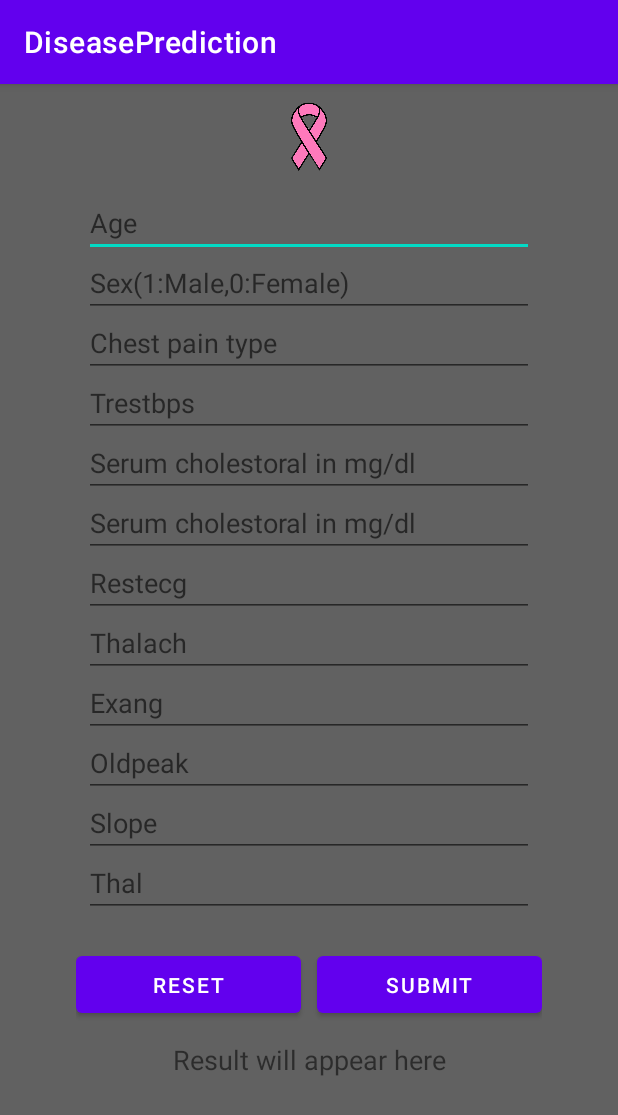
After one commit to patilharss/DiseasePrediction, an Android app: the HeartActivity screen opened directly, with no data from a screen before it, on a phone screen of 412 x 824 dp. The commit adds this screen. Shown: the top 1115 px of the screen. Run offline under Robolectric (Android 15) with nearby library versions, the phone set to English and light mode, and no system bars.

Commit message:
updated ui added heart

```diff
--- a/app/src/main/AndroidManifest.xml
+++ b/app/src/main/AndroidManifest.xml
@@ -9,6 +9,9 @@
         android:roundIcon="@mipmap/ic_launcher_round"
         android:supportsRtl="true"
         android:theme="@style/Theme.DiseasePrediction">
+        <activity
+            android:name=".HeartActivity"
+            android:exported="false" />
         <activity
             android:name=".CancerActivity"
             android:label="Cancer"
--- /dev/null
+++ b/app/src/main/java/com/example/diseaseprediction/HeartActivity.java
@@ -0,0 +1,14 @@
+package com.example.diseaseprediction;
+
+import androidx.appcompat.app.AppCompatActivity;
+
+import android.os.Bundle;
+
+public class HeartActivity extends AppCompatActivity {
+
+    @Override
+    protected void onCreate(Bundle savedInstanceState) {
+        super.onCreate(savedInstanceState);
+        setContentView(R.layout.activity_heart);
+    }
+}
--- a/app/src/main/java/com/example/diseaseprediction/MainActivity.java
+++ b/app/src/main/java/com/example/diseaseprediction/MainActivity.java
@@ -46,18 +46,18 @@ public class MainActivity extends AppCompatActivity {
         pneumoniaButton.setOnClickListener(new View.OnClickListener(){
            @Override
             public void onClick(View v){
-               Intent i = new Intent(getApplicationContext(),Pneumonia.class);
+               Intent i = new Intent(getApplicationContext(),HeartActivity.class);
                startActivity(i);
            }
         });
-
-        maleriaButton.setOnClickListener(new View.OnClickListener(){
-            @Override
-            public void onClick(View v){
-                Intent i=new Intent(getApplicationContext(),MaleriaActivity.class);
-                startActivity(i);
-            }
-        });
+//
+//        maleriaButton.setOnClickListener(new View.OnClickListener(){
+//            @Override
+//            public void onClick(View v){
+//                Intent i=new Intent(getApplicationContext(),MaleriaActivity.class);
+//                startActivity(i);
+//            }
+//        });
 
     }
 }
--- /dev/null
+++ b/app/src/main/res/layout/activity_heart.xml
@@ -0,0 +1,182 @@
+<?xml version="1.0" encoding="utf-8"?>
+<RelativeLayout xmlns:android="http://schemas.android.com/apk/res/android"
+    xmlns:app="http://schemas.android.com/apk/res-auto"
+    xmlns:tools="http://schemas.android.com/tools"
+    android:layout_width="match_parent"
+    android:layout_height="match_parent"
+    android:background="#616161"
+    tools:context=".CancerActivity">
+
+    <LinearLayout
+        android:layout_width="wrap_content"
+        android:layout_height="wrap_content"
+        android:gravity="center"
+        android:layout_centerHorizontal="true"
+        android:layout_marginTop="10dp"
+        android:orientation="vertical"
+        android:id="@+id/line1">
+
+        <ImageView
+            android:layout_width="50dp"
+            android:layout_height="50dp"
+            android:background="@android:color/transparent"
+            android:src="@drawable/ee" />
+
+
+
+    </LinearLayout>
+
+    <LinearLayout
+        android:layout_width="wrap_content"
+        android:padding="10dp"
+        android:layout_height="wrap_content"
+        android:orientation="vertical"
+        android:gravity="center"
+        android:layout_centerHorizontal="true"
+        android:layout_below="@id/line1"
+        android:layout_marginTop="5dp"
+        android:id="@+id/line2">
+
+        <ScrollView
+            android:layout_width="match_parent"
+            android:layout_height="match_parent">
+
+            <LinearLayout
+                android:layout_width="wrap_content"
+                android:layout_height="wrap_content"
+                android:orientation="vertical"
+                >
+                <EditText
+                    android:layout_width="300dp"
+                    android:layout_height="40dp"
+                    android:inputType="numberDecimal"
+                    android:id="@+id/age"
+                    android:hint="Age"/>
+                <EditText
+                    android:layout_width="300dp"
+                    android:layout_height="40dp"
+                    android:inputType="numberDecimal"
+
+                    android:id="@+id/sex"
+                    android:hint="Sex(1:Male,0:Female)"/>
+                <EditText
+                    android:layout_width="300dp"
+                    android:layout_height="40dp"
+                    android:inputType="numberDecimal"
+
+                    android:id="@+id/cpain"
+                    android:hint="Chest pain type"/>
+                <EditText
+                    android:layout_width="300dp"
+                    android:layout_height="40dp"
+                    android:inputType="numberDecimal"
+
+                    android:id="@+id/trestbps"
+                    android:hint="Trestbps"/>
+                <EditText
+                    android:layout_width="300dp"
+                    android:layout_height="40dp"
+                    android:id="@+id/smoothnessmean"
+                    android:inputType="numberDecimal"
+
+                    android:hint="Serum cholestoral in mg/dl"/>
+
+                <EditText
+                    android:layout_width="300dp"
+                    android:layout_height="40dp"
+                    android:id="@+id/serum"
+                    android:inputType="numberDecimal"
+
+                    android:hint="Serum cholestoral in mg/dl"/>
+                <EditText
+                    android:layout_width="300dp"
+                    android:layout_height="40dp"
+                    android:inputType="numberDecimal"
+
+                    android:id="@+id/restecg"
+                    android:hint="Restecg"/>
+                <EditText
+                    android:layout_width="300dp"
+                    android:layout_height="40dp"
+                    android:id="@+id/thalach"
+                    android:inputType="numberDecimal"
+
+                    android:hint="Thalach"/>
+                <EditText
+                    android:layout_width="300dp"
+                    android:layout_height="40dp"
+                    android:inputType="numberDecimal"
+
+                    android:id="@+id/exang"
+                    android:hint="Exang"/>
+                <EditText
+                    android:layout_width="300dp"
+                    android:layout_height="40dp"
+                    android:id="@+id/oldpeak"
+                    android:inputType="numberDecimal"
+
+                    android:hint="Oldpeak"/>
+                <EditText
+                    android:layout_width="300dp"
+                    android:layout_height="40dp"
+                    android:inputType="numberDecimal"
+
+                    android:id="@+id/slope"
+                    android:hint="Slope"/>
+                <EditText
+                    android:layout_width="300dp"
+                    android:layout_height="40dp"
+                    android:inputType="numberDecimal"
+
+                    android:id="@+id/thal"
+                    android:hint="Thal"/>
+
+
+            </LinearLayout>
+
+
+        </ScrollView>
+
+    </LinearLayout>
+
+
+    <LinearLayout
+        android:layout_width="wrap_content"
+        android:layout_height="wrap_content"
+        android:layout_below="@id/line2"
+        android:layout_centerHorizontal="true"
+        android:orientation="horizontal"
+        android:layout_marginTop="10dp"
+        android:id="@+id/line3"
+        android:layout_centerVertical="true">
+        <Button
+            android:layout_width="150dp"
+            android:layout_height="50dp"
+            android:text="Reset"
+            android:layout_marginRight="5dp"
+            android:id="@+id/resetButton"
+
+            />
+        <Button
+            android:layout_width="150dp"
+            android:layout_height="50dp"
+            android:text="Submit"
+            android:layout_marginLeft="5dp"
+            android:id="@+id/submitButton"/>
+
+    </LinearLayout>
+
+    <TextView
+        android:id="@+id/result"
+        android:layout_width="300dp"
+        android:layout_height="50dp"
+        android:layout_below="@id/line3"
+        android:layout_centerHorizontal="true"
+        android:gravity="center"
+        android:text="Result will appear here"
+        android:textSize="18sp" />
+
+
+
+
+</RelativeLayout>
--- a/app/src/main/res/layout/activity_main.xml
+++ b/app/src/main/res/layout/activity_main.xml
@@ -122,19 +122,22 @@
         </androidx.cardview.widget.CardView>
 
     </LinearLayout>
+
     <LinearLayout
+        android:id="@+id/linear2"
         android:layout_width="wrap_content"
         android:layout_height="wrap_content"
         android:layout_below="@id/linear1"
-        android:gravity="center"
-        android:id="@+id/linear2">
+        android:gravity="center">
+
         <androidx.cardview.widget.CardView
+            android:id="@+id/pbutton"
             android:layout_width="150dp"
             android:layout_height="150dp"
-            android:id="@+id/pbutton"
             android:layout_margin="25dp"
             app:cardBackgroundColor="#2D2D2D"
             app:cardCornerRadius="20dp">
+
             <LinearLayout
                 android:layout_width="wrap_content"
                 android:layout_height="wrap_content"
@@ -150,7 +153,7 @@
                 <TextView
                     android:layout_width="wrap_content"
                     android:layout_height="wrap_content"
-                    android:text="Pneumonia"
+                    android:text="Heart"
                     android:textColor="@color/white"
                     android:textSize="18sp"
 
@@ -160,15 +163,16 @@
             </LinearLayout>
 
 
+        </androidx.cardview.widget.CardView>
 
-        </androidx.cardview.widget.CardView>
         <androidx.cardview.widget.CardView
+            android:id="@+id/maleriabutton"
             android:layout_width="150dp"
             android:layout_height="150dp"
-            android:id="@+id/maleriabutton"
             android:layout_margin="25dp"
             app:cardBackgroundColor="#2D2D2D"
             app:cardCornerRadius="20dp">
+
             <LinearLayout
                 android:layout_width="wrap_content"
                 android:layout_height="wrap_content"
@@ -194,9 +198,7 @@
             </LinearLayout>
 
 
-
         </androidx.cardview.widget.CardView>
-
 
 
     </LinearLayout>
```
Also changed, not shown: app/src/main/res/drawable/heart.jpg (added), app/src/main/res/drawable/liver.jpg (added).
